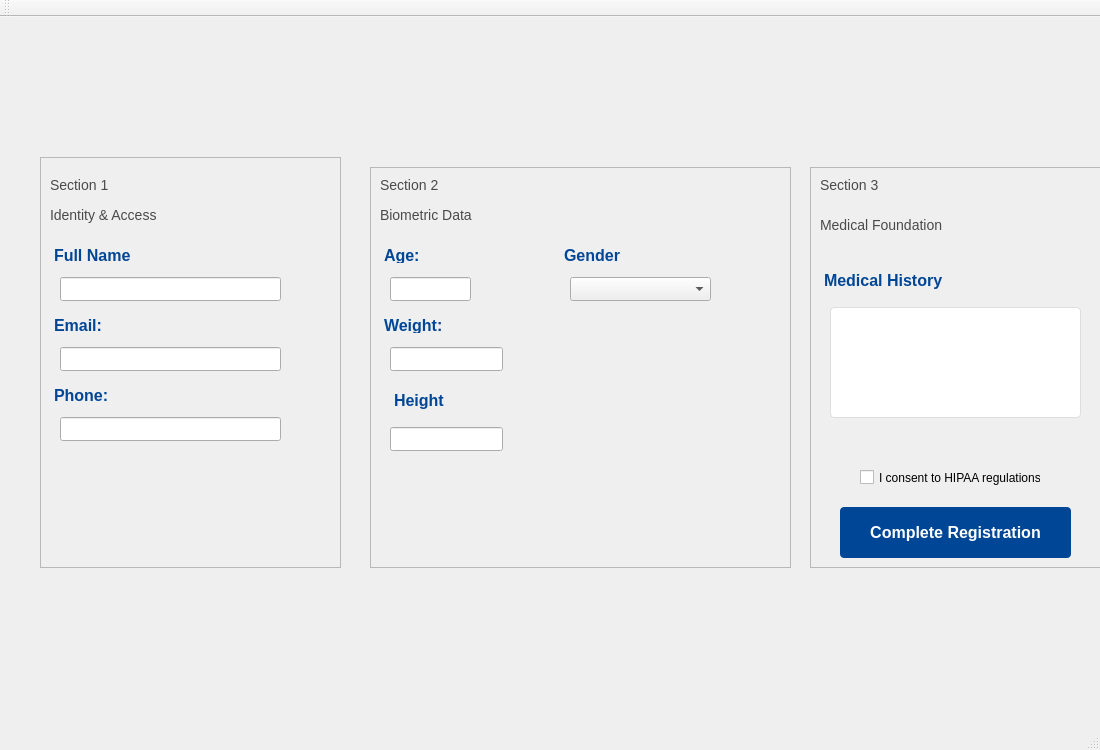
First picture: the form in ZenithHealthSuite/RegistrationScreen.ui, repository iharisrao/zenith-health-suite, before the edit.
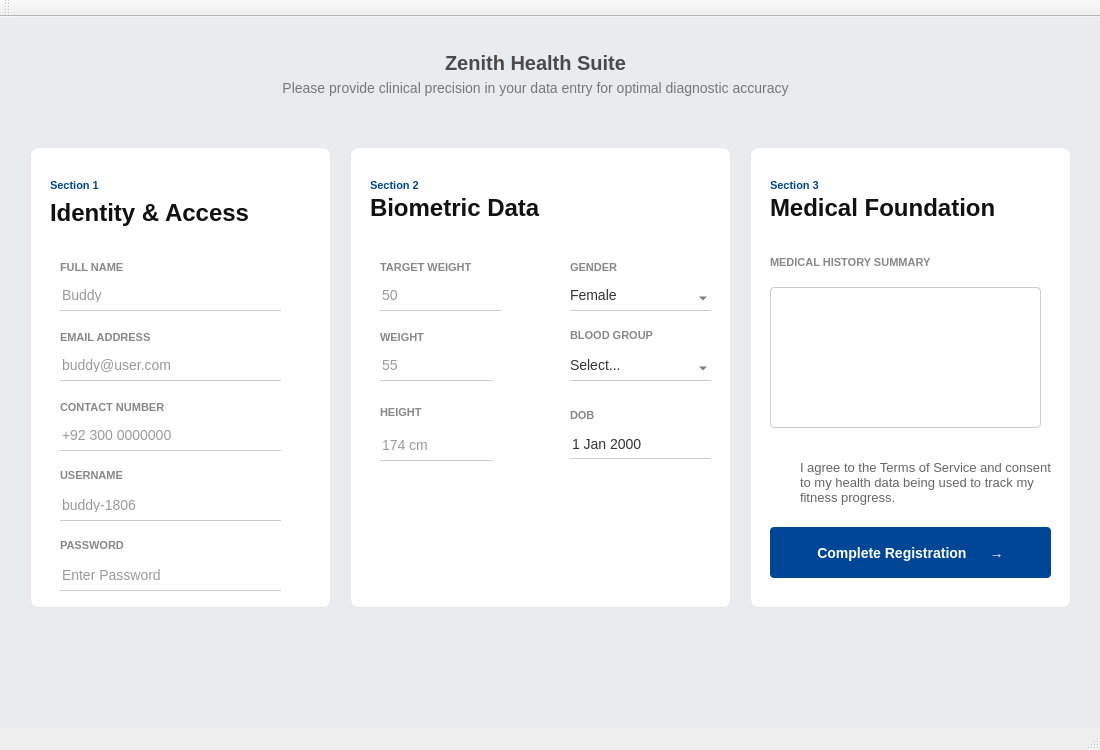
Second picture: the form after the edit.

Commit message: completed design of registration.ui

```diff
--- a/ZenithHealthSuite/RegistrationScreen.ui
+++ b/ZenithHealthSuite/RegistrationScreen.ui
@@ -14,30 +14,137 @@
    <string>RegistrationScreen</string>
   </property>
   <property name="styleSheet">
-   <string notr="true">QLabel {
-    color: #4A4A4A;    /* modern dark gray text color */
+   <string notr="true">#centralWidget {
+    background-color: #E9ECEF; 
+}
+QLabel#mainTitle {
+    color: #4A4A4A;     
+    font-size: 20px;    
+    font-weight: bold;
+    background-color: transparent; 
+}
+
+QLabel#subTitle {
+    color: #777777;     
     font-size: 14px;
-    font-family: 'Open Sans', 'Segoe UI', Arial, sans-serif; 
+    font-weight: normal;
+    background-color: transparent;
 }
+QFrame#card1, QFrame#card2, QFrame#card3 {
+    background-color: #FFFFFF;
+    border: 1px solid #E5E7EB;
+    border-radius: 8px; 
+}
 
-QLabel#label, QLabel#label_2, QLabel#label_3, QLabel#label_4,QLabel#label_5,QLabel#label_6,QLabel#label_7,QLabel#label_8 {
-    color: #004696; /* Sapphire blue for section titles */
-    font-size: 16px;
+QLabel {
+    color: #888888; 
+    font-size: 11px;
     font-weight: bold;
-    text-transform: uppercase; 
-    padding-bottom: 5px;      /* Adds space under the header */
+    background-color: transparent;
+}
+
+QLabel#sectionNum1, QLabel#sectionNum2, QLabel#sectionNum3 {
+    color: #004696;
+}
+
+
+QLabel#sectionTitle1, QLabel#sectionTitle2, QLabel#sectionTitle3 {
+    color: #111111;
+    font-size: 24px;
+    font-weight: bold;
+    text-transform: none; /* Keeps it normal case, not ALL CAPS */
+}
+
+
+QLineEdit, QComboBox, QDateEdit {
+    background-color: transparent;
+    border: none;
+    border-bottom: 1px solid #CCCCCC; 
+    padding-bottom: 8px;
+    font-size: 14px;
+    color: #333333;
+}
+
+QLineEdit:focus, QComboBox:focus, QDateEdit:focus {
+    border-bottom: 2px solid #004696;
+}
+
+QDateEdit::drop-down {
+    border: none;
+}
+QComboBox QAbstractItemView {
+    background-color: #FFFFFF;
+    color: #333333;            
+    border: 1px solid #CCCCCC;
+    selection-background-color: #004696; 
+    selection-color: #FFFFFF;  
+}
+
+QTextEdit {
+    background-color: #FFFFFF;
+    border: 1px solid #CCCCCC;
+    color: #333333;
+    font-size: 14px;
+}
+QPlainTextEdit {
+    background-color: transparent;
+    border: 1px solid #CCCCCC; 
+    border-radius: 4px;        
+    padding: 10px;             
+    color: #333333;           
+    font-size: 15px;         
+}
+
+QPlainTextEdit:focus {
+    border: 2px solid #004696; 
+    background-color: #F8FBFF; 
+}
+
+QCheckBox {
+    color: #666666;      
+    font-size: 13px;   
+    spacing: 10px;     
+    background-color: transparent;
+}
+QLabel#consentText {
+    color: #666666;
+    font-size: 13px;
+    font-weight: normal;
+    text-transform: none;
+}
+
+QPushButton#completeRegistrationButton {
+    background-color: #004696;
+    color: white;
+    font-size: 14px;
+    font-weight: bold;
+    border: none;
+    border-radius: 4px; 
+    padding: 12px;      
+}
+
+
+QPushButton#completeRegistrationButton:hover {
+    background-color: #002D62; 
+    cursor: pointer;
 }</string>
   </property>
   <widget class="QWidget" name="centralWidget">
-   <widget class="QFrame" name="frame">
+   <widget class="QFrame" name="card1">
+    <property name="enabled">
+     <bool>true</bool>
+    </property>
     <property name="geometry">
      <rect>
-      <x>40</x>
-      <y>140</y>
+      <x>30</x>
+      <y>130</y>
       <width>301</width>
-      <height>411</height>
+      <height>461</height>
      </rect>
     </property>
+    <property name="layoutDirection">
+     <enum>Qt::LayoutDirection::LeftToRight</enum>
+    </property>
     <property name="frameShape">
      <enum>QFrame::Shape::StyledPanel</enum>
     </property>
@@ -47,77 +154,104 @@
     <widget class="QLabel" name="label">
      <property name="geometry">
       <rect>
-       <x>10</x>
-       <y>90</y>
+       <x>30</x>
+       <y>110</y>
        <width>111</width>
        <height>21</height>
       </rect>
      </property>
+     <property name="layoutDirection">
+      <enum>Qt::LayoutDirection::LeftToRight</enum>
+     </property>
      <property name="text">
-      <string>Full Name</string>
+      <string>FULL NAME</string>
      </property>
     </widget>
     <widget class="QLineEdit" name="namelinedit">
      <property name="geometry">
       <rect>
-       <x>20</x>
-       <y>120</y>
+       <x>30</x>
+       <y>140</y>
        <width>221</width>
        <height>24</height>
       </rect>
      </property>
+     <property name="layoutDirection">
+      <enum>Qt::LayoutDirection::LeftToRight</enum>
+     </property>
+     <property name="placeholderText">
+      <string>Buddy</string>
+     </property>
     </widget>
     <widget class="QLabel" name="label_2">
      <property name="geometry">
       <rect>
-       <x>10</x>
-       <y>160</y>
-       <width>71</width>
+       <x>30</x>
+       <y>180</y>
+       <width>91</width>
        <height>21</height>
       </rect>
      </property>
+     <property name="layoutDirection">
+      <enum>Qt::LayoutDirection::LeftToRight</enum>
+     </property>
      <property name="text">
-      <string>Email:</string>
+      <string>EMAIL ADDRESS</string>
      </property>
     </widget>
     <widget class="QLabel" name="label_3">
      <property name="geometry">
       <rect>
-       <x>10</x>
-       <y>230</y>
-       <width>101</width>
+       <x>30</x>
+       <y>250</y>
+       <width>121</width>
        <height>21</height>
       </rect>
      </property>
+     <property name="layoutDirection">
+      <enum>Qt::LayoutDirection::LeftToRight</enum>
+     </property>
      <property name="text">
-      <string>Phone:</string>
+      <string>CONTACT NUMBER</string>
      </property>
     </widget>
     <widget class="QLineEdit" name="phoneLineEdit">
      <property name="geometry">
       <rect>
-       <x>20</x>
-       <y>260</y>
+       <x>30</x>
+       <y>280</y>
        <width>221</width>
        <height>24</height>
       </rect>
      </property>
+     <property name="layoutDirection">
+      <enum>Qt::LayoutDirection::LeftToRight</enum>
+     </property>
+     <property name="placeholderText">
+      <string>+92 300 0000000</string>
+     </property>
     </widget>
     <widget class="QLineEdit" name="emailineEdit">
      <property name="geometry">
       <rect>
-       <x>20</x>
-       <y>190</y>
+       <x>30</x>
+       <y>210</y>
        <width>221</width>
        <height>24</height>
       </rect>
      </property>
+     <property name="layoutDirection">
+      <enum>Qt::LayoutDirection::LeftToRight</enum>
+     </property>
+     <property name="placeholderText">
+      <string>buddy@user.com</string>
+     </property>
     </widget>
-    <widget class="QLabel" name="label_9">
+    <widget class="QLabel" name="sectionNum1">
      <property name="geometry">
       <rect>
-       <x>10</x>
-       <y>20</y>
+       <x>20</x>
+       <y>30</y>
        <width>81</width>
        <height>16</height>
       </rect>
@@ -126,27 +260,82 @@
       <string>Section 1 </string>
      </property>
     </widget>
-    <widget class="QLabel" name="label_10">
+    <widget class="QLabel" name="sectionTitle1">
      <property name="geometry">
       <rect>
-       <x>10</x>
+       <x>20</x>
        <y>50</y>
-       <width>141</width>
-       <height>16</height>
+       <width>221</width>
+       <height>31</height>
       </rect>
      </property>
      <property name="text">
       <string>Identity &amp; Access</string>
      </property>
     </widget>
+    <widget class="QLabel" name="usernameLabel">
+     <property name="geometry">
+      <rect>
+       <x>30</x>
+       <y>320</y>
+       <width>81</width>
+       <height>16</height>
+      </rect>
+     </property>
+     <property name="text">
+      <string>USERNAME</string>
+     </property>
+    </widget>
+    <widget class="QLabel" name="passwordLabel">
+     <property name="geometry">
+      <rect>
+       <x>30</x>
+       <y>390</y>
+       <width>91</width>
+       <height>16</height>
+      </rect>
+     </property>
+     <property name="text">
+      <string>PASSWORD</string>
+     </property>
+    </widget>
+    <widget class="QLineEdit" name="usernameLineEdit">
+     <property name="geometry">
+      <rect>
+       <x>30</x>
+       <y>350</y>
+       <width>221</width>
+       <height>24</height>
+      </rect>
+     </property>
+     <property name="placeholderText">
+      <string>buddy-1806</string>
+     </property>
+    </widget>
+    <widget class="QLineEdit" name="passwordLineEdit">
+     <property name="geometry">
+      <rect>
+       <x>30</x>
+       <y>420</y>
+       <width>221</width>
+       <height>24</height>
+      </rect>
+     </property>
+     <property name="echoMode">
+      <enum>QLineEdit::EchoMode::Password</enum>
+     </property>
+     <property name="placeholderText">
+      <string>Enter Password</string>
+     </property>
+    </widget>
    </widget>
-   <widget class="QFrame" name="frame_2">
+   <widget class="QFrame" name="card2">
     <property name="geometry">
      <rect>
-      <x>370</x>
-      <y>150</y>
-      <width>421</width>
-      <height>401</height>
+      <x>350</x>
+      <y>130</y>
+      <width>381</width>
+      <height>461</height>
      </rect>
     </property>
     <property name="frameShape">
@@ -155,106 +344,258 @@
     <property name="frameShadow">
      <enum>QFrame::Shadow::Raised</enum>
     </property>
-    <widget class="QLineEdit" name="ageLineEdit">
+    <widget class="QLineEdit" name="targetWeightLineEdit">
      <property name="geometry">
       <rect>
-       <x>20</x>
-       <y>110</y>
-       <width>81</width>
+       <x>30</x>
+       <y>140</y>
+       <width>121</width>
        <height>24</height>
       </rect>
      </property>
+     <property name="placeholderText">
+      <string>50</string>
+     </property>
     </widget>
     <widget class="QLabel" name="label_4">
      <property name="geometry">
       <rect>
-       <x>10</x>
-       <y>80</y>
-       <width>71</width>
+       <x>30</x>
+       <y>110</y>
+       <width>111</width>
        <height>21</height>
       </rect>
      </property>
      <property name="text">
-      <string>Age:</string>
+      <string>TARGET WEIGHT</string>
      </property>
     </widget>
     <widget class="QLabel" name="label_8">
      <property name="geometry">
       <rect>
-       <x>190</x>
-       <y>80</y>
+       <x>220</x>
+       <y>110</y>
        <width>91</width>
        <height>21</height>
       </rect>
      </property>
      <property name="text">
-      <string>Gender</string>
+      <string>GENDER</string>
      </property>
     </widget>
     <widget class="QLabel" name="label_5">
      <property name="geometry">
       <rect>
-       <x>10</x>
-       <y>150</y>
+       <x>30</x>
+       <y>180</y>
        <width>101</width>
        <height>21</height>
       </rect>
      </property>
      <property name="text">
-      <string>Weight:</string>
+      <string>WEIGHT</string>
      </property>
     </widget>
     <widget class="QLineEdit" name="weightLineEdit">
      <property name="geometry">
       <rect>
-       <x>20</x>
-       <y>180</y>
+       <x>30</x>
+       <y>210</y>
        <width>113</width>
        <height>24</height>
       </rect>
      </property>
+     <property name="placeholderText">
+      <string>55</string>
+     </property>
     </widget>
     <widget class="QLabel" name="label_6">
      <property name="geometry">
       <rect>
-       <x>20</x>
-       <y>220</y>
+       <x>30</x>
+       <y>250</y>
        <width>91</width>
        <height>31</height>
       </rect>
      </property>
      <property name="text">
-      <string>Height</string>
+      <string>HEIGHT</string>
      </property>
     </widget>
     <widget class="QLineEdit" name="heightLineEdit">
      <property name="geometry">
       <rect>
-       <x>20</x>
-       <y>260</y>
+       <x>30</x>
+       <y>290</y>
        <width>113</width>
        <height>24</height>
       </rect>
      </property>
+     <property name="placeholderText">
+      <string>174 cm</string>
+     </property>
     </widget>
     <widget class="QComboBox" name="genderComboBox">
      <property name="geometry">
       <rect>
-       <x>200</x>
-       <y>110</y>
+       <x>220</x>
+       <y>140</y>
        <width>141</width>
        <height>24</height>
       </rect>
+     </property>
+     <property name="placeholderText">
+      <string>Female</string>
+     </property>
+     <item>
+      <property name="text">
+       <string>Select Gender...</string>
+      </property>
+     </item>
+     <item>
+      <property name="text">
+       <string>Male</string>
+      </property>
+     </item>
+     <item>
+      <property name="text">
+       <string>Female</string>
+      </property>
+     </item>
+     <item>
+      <property name="text">
+       <string>Other</string>
+      </property>
+     </item>
+    </widget>
+    <widget class="QLabel" name="sectionNum2">
+     <property name="geometry">
+      <rect>
+       <x>20</x>
+       <y>30</y>
+       <width>81</width>
+       <height>16</height>
+      </rect>
+     </property>
+     <property name="text">
+      <string>Section 2</string>
+     </property>
+    </widget>
+    <widget class="QLabel" name="sectionTitle2">
+     <property name="geometry">
+      <rect>
+       <x>20</x>
+       <y>50</y>
+       <width>201</width>
+       <height>21</height>
+      </rect>
+     </property>
+     <property name="text">
+      <string>Biometric Data</string>
+     </property>
+    </widget>
+    <widget class="QComboBox" name="bloodComboBox">
+     <property name="geometry">
+      <rect>
+       <x>220</x>
+       <y>210</y>
+       <width>141</width>
+       <height>24</height>
+      </rect>
+     </property>
+     <item>
+      <property name="text">
+       <string>Select...</string>
+      </property>
+     </item>
+     <item>
+      <property name="text">
+       <string>A+</string>
+      </property>
+     </item>
+     <item>
+      <property name="text">
+       <string>A-</string>
+      </property>
+     </item>
+     <item>
+      <property name="text">
+       <string>B+</string>
+      </property>
+     </item>
+     <item>
+      <property name="text">
+       <string>B-</string>
+      </property>
+     </item>
+     <item>
+      <property name="text">
+       <string>O+</string>
+      </property>
+     </item>
+     <item>
+      <property name="text">
+       <string>O-</string>
+      </property>
+     </item>
+     <item>
+      <property name="text">
+       <string>AB+</string>
+      </property>
+     </item>
+     <item>
+      <property name="text">
+       <string>AB-</string>
+      </property>
+     </item>
+    </widget>
+    <widget class="QLabel" name="label_9">
+     <property name="geometry">
+      <rect>
+       <x>220</x>
+       <y>180</y>
+       <width>101</width>
+       <height>16</height>
+      </rect>
+     </property>
+     <property name="text">
+      <string>BLOOD GROUP</string>
+     </property>
+    </widget>
+    <widget class="QDateEdit" name="dateEdit">
+     <property name="geometry">
+      <rect>
+       <x>220</x>
+       <y>290</y>
+       <width>141</width>
+       <height>22</height>
+      </rect>
+     </property>
+     <property name="calendarPopup">
+      <bool>true</bool>
+     </property>
+    </widget>
+    <widget class="QLabel" name="label_10">
+     <property name="geometry">
+      <rect>
+       <x>220</x>
+       <y>260</y>
+       <width>49</width>
+       <height>16</height>
+      </rect>
+     </property>
+     <property name="text">
+      <string>DOB</string>
      </property>
     </widget>
    </widget>
-   <widget class="QFrame" name="frame_3">
+   <widget class="QFrame" name="card3">
     <property name="geometry">
      <rect>
-      <x>810</x>
-      <y>150</y>
+      <x>750</x>
+      <y>130</y>
       <width>321</width>
-      <height>401</height>
+      <height>461</height>
      </rect>
     </property>
     <property name="frameShape">
@@ -263,60 +604,26 @@
     <property name="frameShadow">
      <enum>QFrame::Shadow::Raised</enum>
     </property>
-    <widget class="QLineEdit" name="medicalhistrotyLineEdit">
-     <property name="geometry">
-      <rect>
-       <x>20</x>
-       <y>140</y>
-       <width>251</width>
-       <height>111</height>
-      </rect>
-     </property>
-     <property name="styleSheet">
-      <string notr="true">
-QLineEdit {
-    background-color: #FFFFFF; /* Pure white background */
-    border: 1px solid #DEDEDE; /* Subtle light gray border */
-    border-radius: 4px;        /* Soft, modern rounded corners */
-    padding: 8px;              /* Space inside the field for the text */
-    color: #333333;
-}
-
-/* Apply the same style to the Medical History text area and Gender dropdown */
-QTextEdit, QComboBox {
-    background-color: #FFFFFF;
-    border: 1px solid #DEDEDE;
-    border-radius: 4px;
-    padding: 8px;
-    color: #333333;
-}
-
-/* Standardizing the look for labels inside text fields */
-QLineEdit[text=&quot;&quot;], QTextEdit[text=&quot;&quot;], QComboBox[text=&quot;&quot;] {
-    color: #A0A0A0; /* Light gray for placeholder/empty text */
-}</string>
-     </property>
-    </widget>
     <widget class="QLabel" name="label_7">
      <property name="geometry">
       <rect>
-       <x>10</x>
+       <x>20</x>
        <y>100</y>
        <width>171</width>
        <height>31</height>
       </rect>
      </property>
      <property name="text">
-      <string>Medical History</string>
+      <string>MEDICAL HISTORY SUMMARY</string>
      </property>
     </widget>
-    <widget class="QLabel" name="label_14">
+    <widget class="QLabel" name="sectionTitle3">
      <property name="geometry">
       <rect>
-       <x>10</x>
-       <y>50</y>
-       <width>141</width>
-       <height>16</height>
+       <x>20</x>
+       <y>40</y>
+       <width>261</width>
+       <height>41</height>
       </rect>
      </property>
      <property name="text">
@@ -326,83 +633,307 @@
     <widget class="QCheckBox" name="consentCheckBox">
      <property name="geometry">
       <rect>
-       <x>50</x>
-       <y>300</y>
-       <width>181</width>
+       <x>20</x>
+       <y>320</y>
+       <width>31</width>
        <height>21</height>
       </rect>
      </property>
      <property name="text">
-      <string>I consent to HIPAA regulations</string>
+      <string/>
      </property>
     </widget>
     <widget class="QPushButton" name="completeRegistrationButton">
      <property name="geometry">
       <rect>
-       <x>30</x>
-       <y>340</y>
-       <width>231</width>
+       <x>20</x>
+       <y>380</y>
+       <width>281</width>
        <height>51</height>
       </rect>
      </property>
      <property name="styleSheet">
-      <string notr="true">
-QPushButton#completeRegistrationButton {
-    background-color: #004696; 
-    color: #FFFFFF;             
-    font-size: 16px;
-    font-weight: bold;
-    border-radius: 4px;        
-    padding: 12px 24px;         
-    border: none;              
-}
-
-QPushButton#completeRegistrationButton:pressed {
-    background-color: #003673;
-}</string>
+      <string notr="true"/>
      </property>
      <property name="text">
-      <string>Complete Registration</string>
+      <string>Complete Registration      →</string>
      </property>
     </widget>
+    <widget class="QLabel" name="sectionNum3">
+     <property name="geometry">
+      <rect>
+       <x>20</x>
+       <y>30</y>
+       <width>91</width>
+       <height>16</height>
+      </rect>
+     </property>
+     <property name="text">
+      <string>Section 3 </string>
+     </property>
+    </widget>
+    <widget class="QLabel" name="consentText">
+     <property name="geometry">
+      <rect>
+       <x>50</x>
+       <y>300</y>
+       <width>251</width>
+       <height>71</height>
+      </rect>
+     </property>
+     <property name="text">
+      <string>I agree to the Terms of Service and consent to my health data being used to track my fitness progress.</string>
+     </property>
+     <property name="wordWrap">
+      <bool>true</bool>
+     </property>
+    </widget>
+    <widget class="QPlainTextEdit" name="medicalhistrotyLineEdit">
+     <property name="geometry">
+      <rect>
+       <x>20</x>
+       <y>140</y>
+       <width>271</width>
+       <height>141</height>
+      </rect>
+     </property>
+     <property name="palette">
+      <palette>
+       <active>
+        <colorrole role="WindowText">
+         <brush brushstyle="SolidPattern">
+          <color alpha="255">
+           <red>51</red>
+           <green>51</green>
+           <blue>51</blue>
+          </color>
+         </brush>
+        </colorrole>
+        <colorrole role="Button">
+         <brush brushstyle="SolidPattern">
+          <color alpha="0">
+           <red>0</red>
+           <green>0</green>
+           <blue>0</blue>
+          </color>
+         </brush>
+        </colorrole>
+        <colorrole role="Text">
+         <brush brushstyle="SolidPattern">
+          <color alpha="255">
+           <red>51</red>
+           <green>51</green>
+           <blue>51</blue>
+          </color>
+         </brush>
+        </colorrole>
+        <colorrole role="ButtonText">
+         <brush brushstyle="SolidPattern">
+          <color alpha="255">
+           <red>51</red>
+           <green>51</green>
+           <blue>51</blue>
+          </color>
+         </brush>
+        </colorrole>
+        <colorrole role="Base">
+         <brush brushstyle="NoBrush">
+          <color alpha="255">
+           <red>0</red>
+           <green>0</green>
+           <blue>0</blue>
+          </color>
+         </brush>
+        </colorrole>
+        <colorrole role="Window">
+         <brush brushstyle="SolidPattern">
+          <color alpha="0">
+           <red>0</red>
+           <green>0</green>
+           <blue>0</blue>
+          </color>
+         </brush>
+        </colorrole>
+        <colorrole role="PlaceholderText">
+         <brush brushstyle="SolidPattern">
+          <color alpha="128">
+           <red>51</red>
+           <green>51</green>
+           <blue>51</blue>
+          </color>
+         </brush>
+        </colorrole>
+       </active>
+       <inactive>
+        <colorrole role="WindowText">
+         <brush brushstyle="SolidPattern">
+          <color alpha="255">
+           <red>51</red>
+           <green>51</green>
+           <blue>51</blue>
+          </color>
+         </brush>
+        </colorrole>
+        <colorrole role="Button">
+         <brush brushstyle="SolidPattern">
+          <color alpha="0">
+           <red>0</red>
+           <green>0</green>
+           <blue>0</blue>
+          </color>
+         </brush>
+        </colorrole>
+        <colorrole role="Text">
+         <brush brushstyle="SolidPattern">
+          <color alpha="255">
+           <red>51</red>
+           <green>51</green>
+           <blue>51</blue>
+          </color>
+         </brush>
+        </colorrole>
+        <colorrole role="ButtonText">
+         <brush brushstyle="SolidPattern">
+          <color alpha="255">
+           <red>51</red>
+           <green>51</green>
+           <blue>51</blue>
+          </color>
+         </brush>
+        </colorrole>
+        <colorrole role="Base">
+         <brush brushstyle="NoBrush">
+          <color alpha="255">
+           <red>0</red>
+           <green>0</green>
+           <blue>0</blue>
+          </color>
+         </brush>
+        </colorrole>
+        <colorrole role="Window">
+         <brush brushstyle="SolidPattern">
+          <color alpha="0">
+           <red>0</red>
+           <green>0</green>
+           <blue>0</blue>
+          </color>
+         </brush>
+        </colorrole>
+        <colorrole role="PlaceholderText">
+         <brush brushstyle="SolidPattern">
+          <color alpha="128">
+           <red>51</red>
+           <green>51</green>
+           <blue>51</blue>
+          </color>
+         </brush>
+        </colorrole>
+       </inactive>
+       <disabled>
+        <colorrole role="WindowText">
+         <brush brushstyle="SolidPattern">
+          <color alpha="255">
+           <red>51</red>
+           <green>51</green>
+           <blue>51</blue>
+          </color>
+         </brush>
+        </colorrole>
+        <colorrole role="Button">
+         <brush brushstyle="SolidPattern">
+          <color alpha="0">
+           <red>0</red>
+           <green>0</green>
+           <blue>0</blue>
+          </color>
+         </brush>
+        </colorrole>
+        <colorrole role="Text">
+         <brush brushstyle="SolidPattern">
+          <color alpha="255">
+           <red>51</red>
+           <green>51</green>
+           <blue>51</blue>
+          </color>
+         </brush>
+        </colorrole>
+        <colorrole role="ButtonText">
+         <brush brushstyle="SolidPattern">
+          <color alpha="255">
+           <red>51</red>
+           <green>51</green>
+           <blue>51</blue>
+          </color>
+         </brush>
+        </colorrole>
+        <colorrole role="Base">
+         <brush brushstyle="NoBrush">
+          <color alpha="255">
+           <red>0</red>
+           <green>0</green>
+           <blue>0</blue>
+          </color>
+         </brush>
+        </colorrole>
+        <colorrole role="Window">
+         <brush brushstyle="SolidPattern">
+          <color alpha="0">
+           <red>0</red>
+           <green>0</green>
+           <blue>0</blue>
+          </color>
+         </brush>
+        </colorrole>
+        <colorrole role="PlaceholderText">
+         <brush brushstyle="SolidPattern">
+          <color alpha="128">
+           <red>51</red>
+           <green>51</green>
+           <blue>51</blue>
+          </color>
+         </brush>
+        </colorrole>
+       </disabled>
+      </palette>
+     </property>
+     <property name="plainText">
+      <string/>
+     </property>
+     <property name="placeholderText">
+      <string>Enter chronic conditions, previous surgeries or regular medications.  </string>
+     </property>
+    </widget>
    </widget>
-   <widget class="QLabel" name="label_11">
+   <widget class="QLabel" name="mainTitle">
     <property name="geometry">
      <rect>
-      <x>380</x>
-      <y>160</y>
-      <width>81</width>
-      <height>16</height>
+      <x>420</x>
+      <y>30</y>
+      <width>231</width>
+      <height>31</height>
      </rect>
     </property>
     <property name="text">
-     <string>Section 2</string>
+     <string>Zenith Health Suite</string>
     </property>
-   </widget>
-   <widget class="QLabel" name="label_12">
-    <property name="geometry">
-     <rect>
-      <x>380</x>
-      <y>190</y>
-      <width>111</width>
-      <height>16</height>
-     </rect>
+    <property name="alignment">
+     <set>Qt::AlignmentFlag::AlignCenter</set>
     </property>
-    <property name="text">
-     <string>Biometric Data</string>
-    </property>
    </widget>
-   <widget class="QLabel" name="label_13">
+   <widget class="QLabel" name="subTitle">
     <property name="geometry">
      <rect>
-      <x>820</x>
-      <y>160</y>
-      <width>91</width>
-      <height>16</height>
+      <x>190</x>
+      <y>60</y>
+      <width>691</width>
+      <height>21</height>
      </rect>
     </property>
     <property name="text">
-     <string>Section 3 </string>
+     <string>Please provide clinical precision in your data entry for optimal diagnostic accuracy</string>
+    </property>
+    <property name="alignment">
+     <set>Qt::AlignmentFlag::AlignCenter</set>
     </property>
    </widget>
   </widget>
```
The commit also changes 3 other files.
